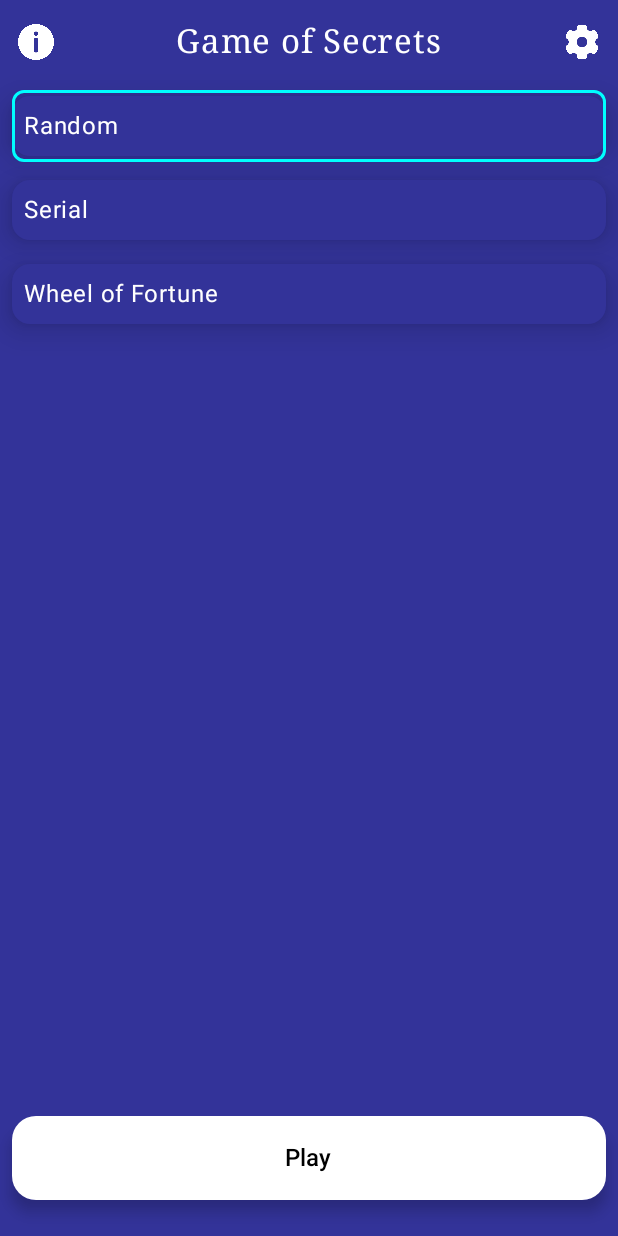
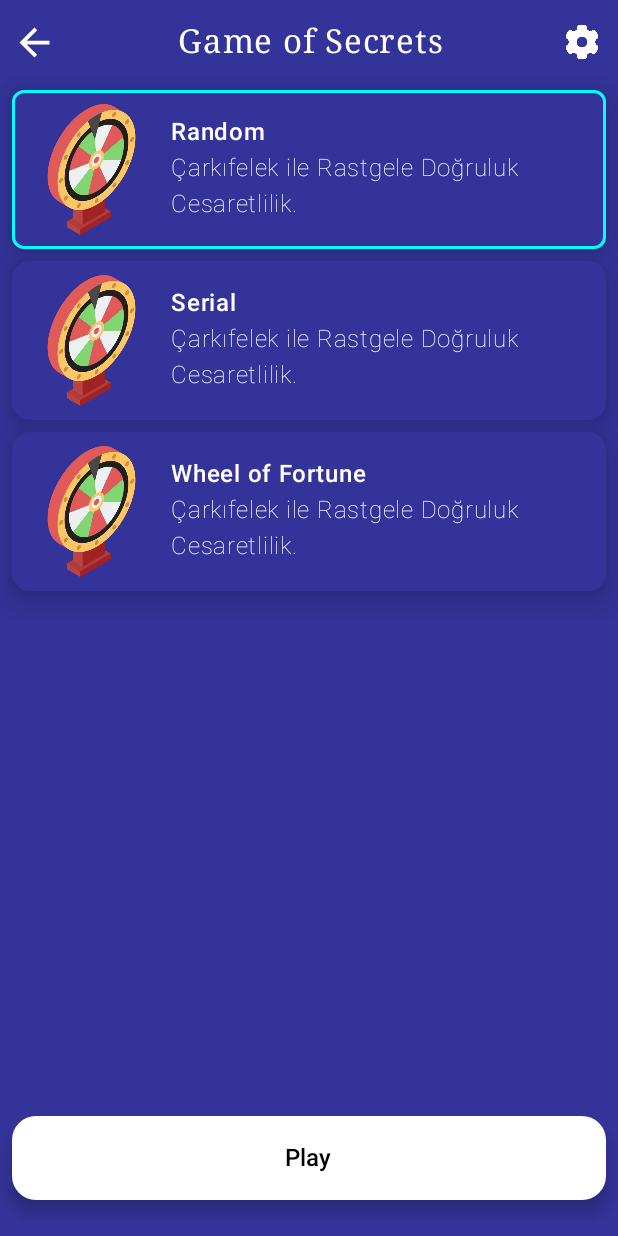
Before and after one commit to MehmetKARADANA/GAME_OF_SECRET, an Android app built with Jetpack Compose: the PreScreen screen opened through its navigation route, on a phone screen of 412 x 824 dp. Run offline under Robolectric (Android 15) with nearby library versions, the light colour scheme and no system bars; our stand-ins replace Firebase (no records; nobody signed in at launch, a user with empty details on screens opened directly), Room's generated code.

Commit message:
20:33 8.05.2025

```diff
--- a/app/src/main/java/com/mobile/gameofsecret/ui/components/Header.kt
+++ b/app/src/main/java/com/mobile/gameofsecret/ui/components/Header.kt
@@ -13,6 +13,8 @@
 import androidx.compose.foundation.layout.width
 import androidx.compose.foundation.layout.wrapContentSize
 import androidx.compose.foundation.shape.RoundedCornerShape
+import androidx.compose.material.icons.Icons
+import androidx.compose.material.icons.filled.ArrowBack
 import androidx.compose.material3.Card
 import androidx.compose.material3.CardDefaults
 import androidx.compose.material3.Icon
@@ -22,6 +24,7 @@
 import androidx.compose.ui.Modifier
 import androidx.compose.ui.graphics.Color
 import androidx.compose.ui.graphics.toArgb
+import androidx.compose.ui.graphics.vector.ImageVector
 import androidx.compose.ui.res.painterResource
 import androidx.compose.ui.res.stringResource
 import androidx.compose.ui.text.font.FontFamily
@@ -36,7 +39,7 @@
 import com.mobile.gameofsecret.ui.utils.navigateTo
 
 @Composable
-fun Header(navController: NavController) {
+fun Header(navController: NavController,header: String) {
     //burası appin tamamı için statusbar
     val statusBarColor = background
     val activity = LocalActivity.current
@@ -64,7 +67,7 @@
                 }
         )
         Text(
-            text = stringResource(R.string.app_name),
+            text = header,
             fontFamily = FontFamily.Serif,
             fontWeight = FontWeight.W500,
             fontSize = 22.sp,
@@ -86,3 +89,48 @@
         )
     }
 }
+
+
+@Composable
+fun PreHeader(navController: NavController,header : String) {
+    Row(
+        modifier = Modifier
+            .fillMaxWidth()
+            .height(56.dp)
+            .background(color = background),
+        horizontalArrangement = Arrangement.SpaceBetween,
+        verticalAlignment = Alignment.CenterVertically
+    ) {
+        Icon(
+            Icons.Default.ArrowBack, contentDescription = "Back",
+            modifier = Modifier
+                .padding(start = 8.dp)
+                .size(30.dp)
+                //.shadow(24.dp, shape = RoundedCornerShape(12.dp), clip = false)
+                .clickable {
+                  navController.popBackStack()
+                }, tint = Color.White
+        )
+        Text(
+            text = header,
+            fontFamily = FontFamily.Serif,
+            fontWeight = FontWeight.W500,
+            fontSize = 22.sp,
+            color = textColor
+        )
+        Icon(
+            painter = painterResource(R.drawable.setting),
+            contentDescription = "Settings",
+            tint = Color.White,
+            modifier = Modifier
+                .padding(end = 12.dp)
+                .size(24.dp)
+                .clickable {
+                    navigateTo(
+                        navController = navController,
+                        route = DestinationScreen.Settings.route
+                    )
+                }
+        )
+    }
+}
--- a/app/src/main/java/com/mobile/gameofsecret/ui/screens/MenuScreen.kt
+++ b/app/src/main/java/com/mobile/gameofsecret/ui/screens/MenuScreen.kt
@@ -93,7 +93,7 @@
             ) {
 
                 item {
-                    Header(navController)
+                    Header(navController,stringResource(R.string.app_name))
                 }
                 item {
                     Row(
--- a/app/src/main/java/com/mobile/gameofsecret/ui/screens/PreScreen.kt
+++ b/app/src/main/java/com/mobile/gameofsecret/ui/screens/PreScreen.kt
@@ -1,6 +1,7 @@
 package com.mobile.gameofsecret.ui.screens
 
 import android.util.Log
+import androidx.compose.foundation.Image
 import androidx.compose.foundation.background
 import androidx.compose.foundation.border
 import androidx.compose.foundation.clickable
@@ -41,6 +42,7 @@
 import com.mobile.gameofsecret.R
 import com.mobile.gameofsecret.ui.components.FAB
 import com.mobile.gameofsecret.ui.components.Header
+import com.mobile.gameofsecret.ui.components.PreHeader
 import com.mobile.gameofsecret.ui.theme.background
 import com.mobile.gameofsecret.ui.theme.cardcolor
 import com.mobile.gameofsecret.ui.theme.textColor
@@ -52,13 +54,17 @@
 
 enum class GameTypes(val type: String, val route: String) {
 
-    RANDOM(type =  "Random"  , route = DestinationScreen.RandomGame.route),
+    RANDOM(type = "Random", route = DestinationScreen.RandomGame.route),
     SERIAL(type = "Serial", route = DestinationScreen.SerialGame.route),
     SPIN(type = "Spin Wheel", route = DestinationScreen.SpinWheel.route)
 }
 
 @Composable
-fun PreScreen(gamerViewModel: GamerViewModel, navController: NavController,quizViewModel: QuizViewModel) {
+fun PreScreen(
+    gamerViewModel: GamerViewModel,
+    navController: NavController,
+    quizViewModel: QuizViewModel
+) {
 
     LaunchedEffect(Unit) {
         // gamerViewModel.getGamerList()
@@ -88,7 +94,7 @@
                     .background(background),
             ) {
                 item {
-                    Header(navController)
+                    PreHeader(navController, stringResource(R.string.app_name))
                 }
                 item {
                     Column(modifier = Modifier.padding(start = 4.dp, end = 4.dp)) {
@@ -97,10 +103,10 @@
                                 modifier = Modifier
                                     .fillMaxWidth()
                                     .wrapContentHeight()
-                                    .padding(4.dp).
-                                    border(
-                                      width  = if (selectedType.value==type.type) 2.dp else 0.dp,
-                                        color = if (selectedType.value==type.type) Color.Cyan else Color.Transparent,
+                                    .padding(4.dp)
+                                    .border(
+                                        width = if (selectedType.value == type.type) 2.dp else 0.dp,
+                                        color = if (selectedType.value == type.type) Color.Cyan else Color.Transparent,
                                         shape = RoundedCornerShape(8.dp)
                                     ),
                                 colors = cardcolor,
@@ -112,9 +118,16 @@
                                     selectedType.value = type.type
                                 }
                             ) {
-                                val typeName= getGameTypeName(type)
+                                val typeName = getGameTypeName(type)
                                 Row(modifier = Modifier.padding(8.dp)) {
-                                    Text(text = typeName)
+                                    Image(
+                                        painter = painterResource(R.drawable.fortunewheel),
+                                        contentDescription = typeName,
+                                        modifier = Modifier.size(90.dp)
+                                    )
+                                    Column (modifier = Modifier.padding(8.dp)){
+                                        Text(text = typeName, fontWeight = FontWeight.W600)
+                                        Text(text = "Çarkıfelek ile Rastgele Doğruluk Cesaretlilik.", fontWeight = FontWeight.W200)
                                     }
                                 }
                             }
@@ -124,3 +137,4 @@
             }
         }
     }
+}
--- a/app/src/main/java/com/mobile/gameofsecret/ui/screens/SpinWheelScreen.kt
+++ b/app/src/main/java/com/mobile/gameofsecret/ui/screens/SpinWheelScreen.kt
@@ -65,7 +65,7 @@
     }, floatingActionButton = {
         FAB(onClick = {
             taskViewModel.resetTask(fields, onComplete = {
-                navigateTo(navController,DestinationScreen.rotateSpinWheel.route)
+                navigateTo(navController,DestinationScreen.RotateSpinWheel.route)
             })
         }, text = stringResource(R.string.spin_the_wheel))
     }, floatingActionButtonPosition = FabPosition.Center) {
```
Also changed, not shown: app/src/main/java/com/mobile/gameofsecret/viewmodels/GamerViewModel.kt (+6 -5 lines), app/src/main/res/drawable/fortunewheel.png (added). Lines whose indentation alone changed are shown as unchanged.
